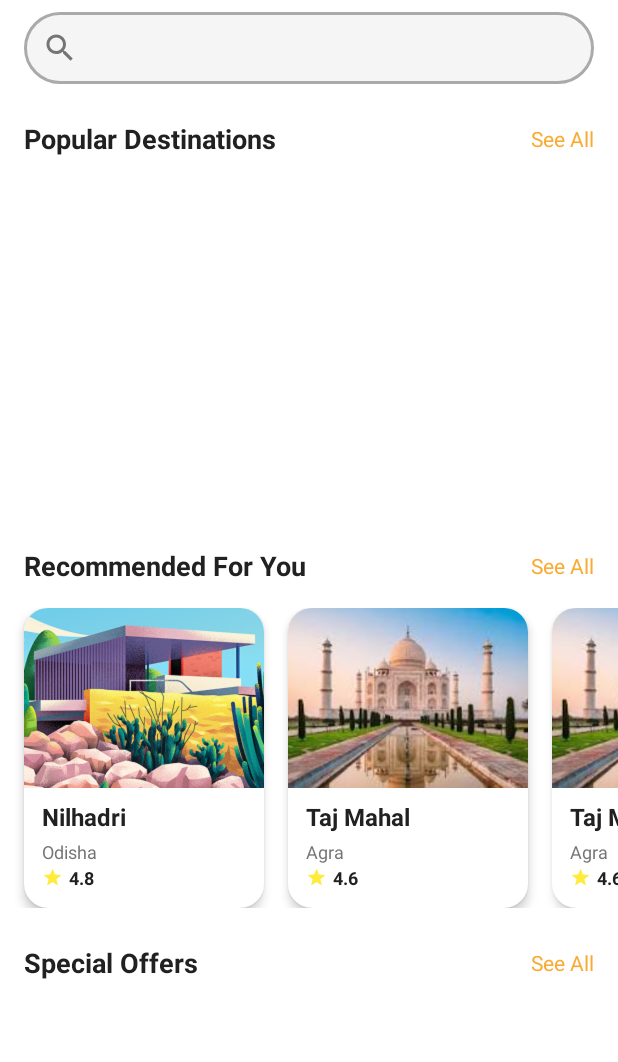
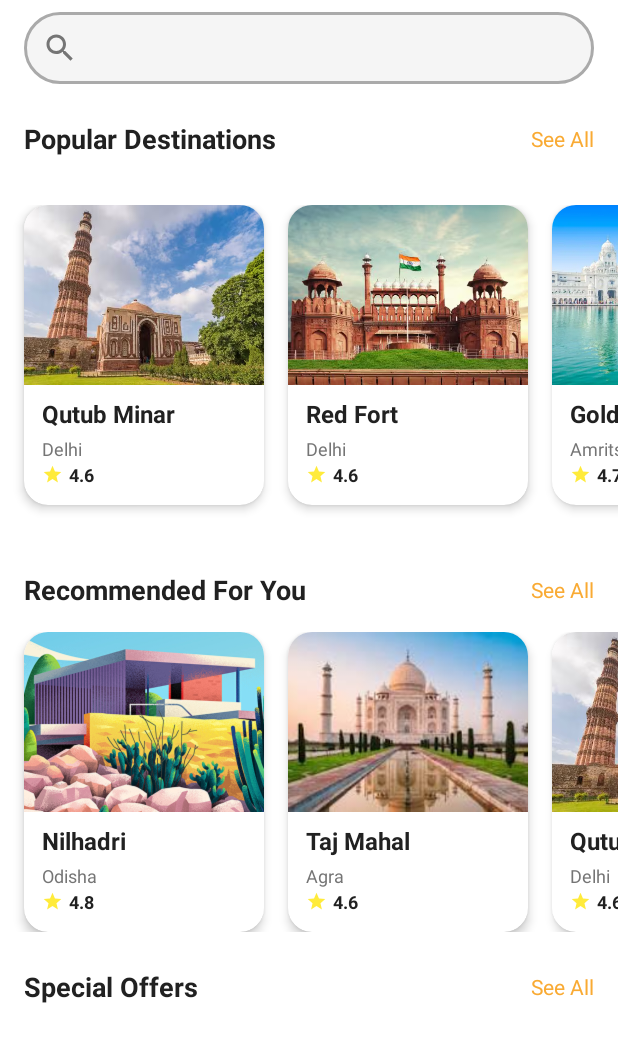
Before and after one commit to pawarpratham99/travelGuide, an Android app: the screen it shows after launch (list_item), on a phone screen of 412 x 824 dp, the part 85-1147 px from its top. Run offline under Robolectric (Android 15) with nearby library versions, the phone set to English and light mode, and no system bars.

Commit message:
home page and popular places

```diff
--- a/app/src/main/java/com/example/travelapp/list_item.kt
+++ b/app/src/main/java/com/example/travelapp/list_item.kt
@@ -4,11 +4,19 @@ import android.os.Bundle
 import androidx.appcompat.app.AppCompatActivity
 import androidx.recyclerview.widget.LinearLayoutManager
 import androidx.recyclerview.widget.RecyclerView
+import android.content.Intent
+import android.widget.TextView
+
 
 class list_item : AppCompatActivity() {
     override fun onCreate(savedInstanceState: Bundle?) {
         super.onCreate(savedInstanceState)
         setContentView(R.layout.activityitem) // ✅ this has your RecyclerView
+        val seeAllTextView = findViewById<TextView>(R.id.tv_see_all_popular)
+        seeAllTextView.setOnClickListener {
+            val intent = Intent(this, popular_places::class.java)
+            startActivity(intent)
+        }
 
         // Find RecyclerView
         val recyclerView = findViewById<RecyclerView>(R.id.recyclerView)
@@ -20,9 +28,23 @@ class list_item : AppCompatActivity() {
         val destinations = listOf(
             Destination(R.drawable.nilhadri, "Nilhadri", "Odisha","4.8"),
             Destination(R.drawable.tajmahal, "Taj Mahal", "Agra","4.6") ,
-            Destination(R.drawable.tajmahal, "Taj Mahal", "Agra","4.6")
+            Destination(R.drawable.qutubminar, "Qutub Minar", "Delhi","4.6") ,
+            Destination(R.drawable.redfort, "Red Fort", "Delhi","4.6"),
+            Destination(R.drawable.goldentemple, "Golden temple", "Delhi","4.6")
+
+        )
+        val recyclerViewLarge = findViewById<RecyclerView>(R.id.rv_popular_destinations)
+        recyclerViewLarge.layoutManager =
+            LinearLayoutManager(this, LinearLayoutManager.HORIZONTAL, false)
+
+        val largeDestinations = listOf(
+            Destination(R.drawable.qutubminar, "Qutub Minar", "Delhi","4.6"),
+            Destination(R.drawable.redfort, "Red Fort", "Delhi","4.6"),
+            Destination(R.drawable.goldentemple, "Golden Temple", "Amritsar","4.7")
         )
 
+        recyclerViewLarge.adapter = DestinationAdapter(
+            largeDestinations)
         // Attach adapter
         recyclerView.adapter = DestinationAdapter(destinations)
     }
--- a/app/src/main/res/layout/activityitem.xml
+++ b/app/src/main/res/layout/activityitem.xml
@@ -84,7 +84,7 @@
             android:id="@+id/rv_popular_destinations"
             android:layout_width="match_parent"
             android:layout_height="220dp"
-            android:layout_marginTop="16dp"
+            android:layout_marginTop="32dp"
             android:clipToPadding="false"
             android:orientation="horizontal"
             android:paddingStart="16dp"
--- a/app/src/main/res/layout/itemdestinationlarge.xml
+++ b/app/src/main/res/layout/itemdestinationlarge.xml
@@ -18,7 +18,7 @@
             android:layout_height="match_parent"
             android:contentDescription="Destination image"
             android:scaleType="centerCrop"
-            tools:src="@drawable/Taj_Mahal" />
+            tools:src="@drawable/tajmahal" />
 
         <View
             android:layout_width="match_parent"
```
Also changed, not shown: app/src/main/java/com/example/travelapp/popular_places.kt (+23 -6 lines), app/src/main/res/drawable/goldentemple.png (added), app/src/main/res/drawable/qutubminar.png (added), app/src/main/res/drawable/redfort.png (added).
